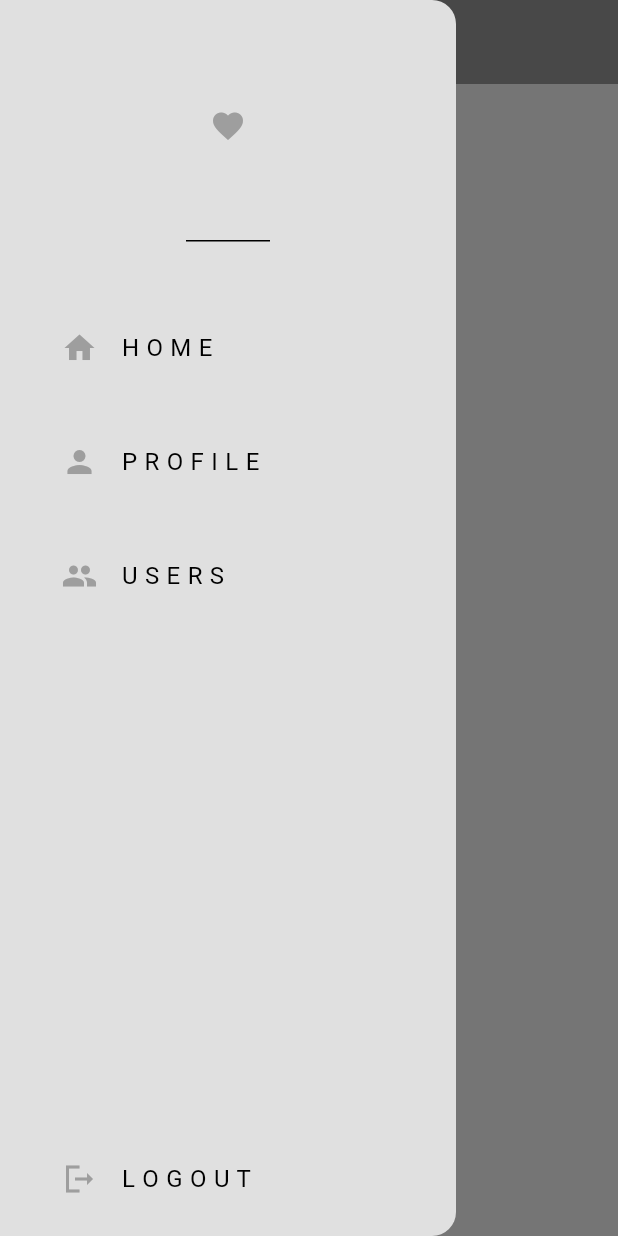
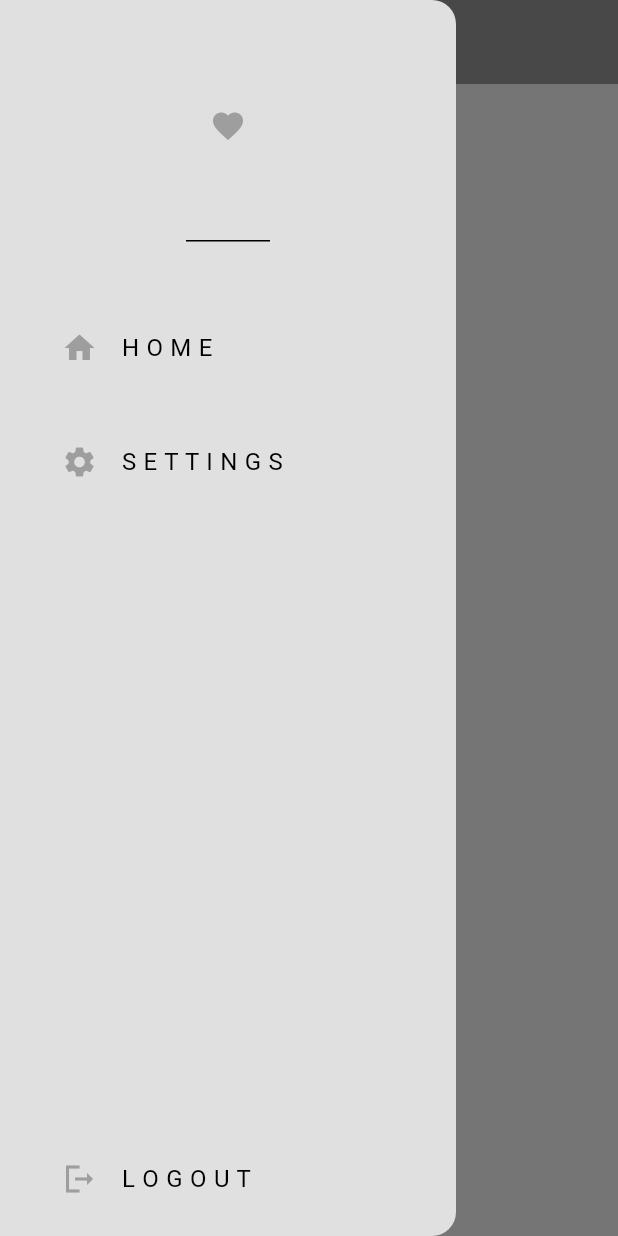
Before and after one commit to aiibd3/chat-app, a Flutter app: the screen it shows once a user with an empty profile is signed in, with the side drawer open, on a phone screen of 412 x 824 dp. Run offline on Flutter 3.47's test engine with Material 3 defaults, Android fonts, the phone set to English and light mode, and no system bars; our stand-ins replace cloud_firestore, firebase_auth, firebase_core, logger; accounts and stored records are empty; network calls fail.

```diff
--- a/lib/main.dart
+++ b/lib/main.dart
@@ -1,12 +1,13 @@
-import 'package:chat_app/auth/auth_page.dart';
+
 import 'package:chat_app/pages/home_page.dart';
-import 'package:chat_app/pages/profile_page.dart';
-import 'package:chat_app/pages/users_page.dart';
+
+import 'package:chat_app/services/auth/auth_gate.dart';
+import 'package:chat_app/services/auth/login_or_register.dart';
 import 'package:chat_app/theme/dark_mode.dart';
 import 'package:chat_app/theme/light_mode.dart';
 import 'package:firebase_core/firebase_core.dart';
 import 'package:flutter/material.dart';
-import 'auth/login_or_register.dart';
+
 import 'firebase_options.dart';
 
 void main() async {
@@ -27,12 +28,10 @@ class MyApp extends StatelessWidget {
       debugShowCheckedModeBanner: false,
       theme: lightMode,
       darkTheme: darkMode,
-      home: const AuthPage(),
+      home: const AuthGate(),
       routes: {
         '/login_or_register': (context) => const LoginOrRegister(),
-        '/home_page': (context) => const HomePage(),
-        '/profile_page': (context) => const ProfilePage(),
-        '/users_page': (context) => const UsersPage(),
+        '/home_page': (context) =>  HomePage(),
       },
     );
   }
--- a/lib/pages/home_page.dart
+++ b/lib/pages/home_page.dart
@@ -1,10 +1,14 @@
+import 'package:chat_app/services/chat/chat_services.dart';
 import 'package:flutter/material.dart';
 
+import '../component/user_tile.dart';
+import 'chat_page.dart';
 import 'my_drawer.dart';
 
 class HomePage extends StatelessWidget {
-  const HomePage({super.key});
+  HomePage({super.key});
 
+  final ChatServices chatServices = ChatServices();
 
 
   @override
@@ -15,9 +19,57 @@ class HomePage extends StatelessWidget {
         backgroundColor: Theme.of(context).colorScheme.inversePrimary,
         elevation: 0.0,
         centerTitle: true,
-
       ),
       drawer: MyDrawer(),
+      body: _buildUserList(),
+    );
+  }
+
+  Widget _buildUserList() {
+    return StreamBuilder(
+      stream: chatServices.getUserMessages(),
+      builder: (context, snapshot) {
+        // error handling
+        if (snapshot.hasError) {
+          return const Center(
+            child: Text('Error loading users'),
+          );
+        }
+
+        /// loading indicator
+        if (snapshot.connectionState == ConnectionState.waiting) {
+          return const Center(
+            child: CircularProgressIndicator(),
+          );
+        }
+
+        // return a list of users
+        return ListView(
+          children: snapshot.data!
+              .map<Widget>((userData) => _buildUserListItem(
+            userData,
+            context,
+          ))
+              .toList(),
+        );
+      },
+    );
+  }
+
+  Widget _buildUserListItem(
+      Map<String, dynamic> userData, BuildContext context) {
+
+    return UserTile(
+      text: userData['username'],
+      onTap: (){
+
+        Navigator.push(
+          context,
+          MaterialPageRoute(builder: (context) => ChatPage(
+            receiverEmail: userData['email'],
+          )),
+        );
+      },
     );
   }
 }
--- a/lib/pages/my_drawer.dart
+++ b/lib/pages/my_drawer.dart
@@ -1,3 +1,4 @@
+import 'package:chat_app/pages/setting_page.dart';
 import 'package:firebase_auth/firebase_auth.dart';
 import 'package:flutter/material.dart';
 
@@ -49,35 +50,20 @@ class MyDrawer extends StatelessWidget {
                     Navigator.pop(context);
 
                     // Navigate to profile page
-                    Navigator.pushNamed(context, '/profile_page');
+                    Navigator.push(
+                        context,
+                        MaterialPageRoute(
+                            builder: (context) => const SettingPage()));
                   },
                   leading: Icon(
-                    Icons.person,
+                    Icons.settings,
                     color: Theme.of(context).colorScheme.inversePrimary,
                   ),
-                  title: const Text('P R O F I L E'),
-                ),
-              ),
-              Padding(
-                padding: const EdgeInsets.symmetric(
-                    horizontal: 25.0, vertical: 10.0),
-                child: ListTile(
-                  onTap: () {
-                    Navigator.pop(context);
-
-                    // Navigate to profile page
-                    Navigator.pushNamed(context, '/users_page');
-                  },
-                  leading: Icon(
-                    Icons.group,
-                    color: Theme.of(context).colorScheme.inversePrimary,
-                  ),
-                  title: const Text('U S E R S'),
+                  title: const Text('S E T T I N G S'),
                 ),
               ),
             ],
           ),
-
           Padding(
             padding:
                 const EdgeInsets.symmetric(horizontal: 25.0, vertical: 10.0),
--- a/lib/auth/auth_page.dart
+++ b/lib/services/auth/auth_gate.dart
@@ -1,12 +1,11 @@
-import 'package:chat_app/auth/login_or_register.dart';
 import 'package:chat_app/pages/home_page.dart';
 import 'package:firebase_auth/firebase_auth.dart';
 import 'package:flutter/material.dart';
 
-import '../pages/login_page.dart';
+import 'login_or_register.dart';
 
-class AuthPage extends StatelessWidget {
-  const AuthPage({super.key});
+class AuthGate extends StatelessWidget {
+  const AuthGate({super.key});
 
   @override
   Widget build(BuildContext context) {
@@ -19,7 +18,7 @@ class AuthPage extends StatelessWidget {
                 child: CircularProgressIndicator(),
               );
             } else if (snapshot.hasData) {
-              return const HomePage(); // Replace with your login page widget
+              return  HomePage(); // Replace with your login page widget
             } else {
               return const LoginOrRegister(); // Replace with your register page widget
             }
--- a/lib/auth/login_or_register.dart
+++ b/lib/services/auth/login_or_register.dart
@@ -1,7 +1,8 @@
 import 'package:flutter/material.dart';
 
-import '../pages/login_page.dart';
-import '../pages/register_page.dart';
+import '../../pages/login_page.dart';
+import '../../pages/register_page.dart';
+
 
 class LoginOrRegister extends StatefulWidget {
   const LoginOrRegister({super.key});
--- /dev/null
+++ b/lib/services/chat/chat_services.dart
@@ -0,0 +1,26 @@
+import 'package:cloud_firestore/cloud_firestore.dart';
+
+class ChatServices {
+  //todo : get instance of firestore
+  final FirebaseFirestore firestore = FirebaseFirestore.instance;
+
+  // todo : get user stream
+  /*<List<Map<String, dynamic>>>
+  * {
+  * 'email' : 'hamoud@gmail.com',
+  * 'id ': '1',
+  * } */
+  Stream<List<Map<String, dynamic>>> getUserMessages() {
+    return firestore.collection('users').snapshots().map((snapshots) {
+      return snapshots.docs.map((doc) {
+        final user = doc.data();
+
+        return user;
+      }).toList();
+    });
+  }
+
+// todo : send message
+
+// todo : get message
+}
--- a/pubspec.yaml
+++ b/pubspec.yaml
@@ -38,6 +38,7 @@ dependencies:
   firebase_core: ^2.7.0
   firebase_auth: ^4.4.1
   logger:
+  cloud_firestore:
 
 dev_dependencies:
   flutter_test:
```
Also changed, not shown: lib/component/user_tile.dart (added, +36 -0 lines), lib/pages/chat_page.dart (added, +16 -0 lines), lib/pages/login_page.dart (+12 -32 lines), lib/pages/profile_page.dart (deleted, +0 -17 lines), lib/pages/register_page.dart (+25 -38 lines), lib/pages/setting_page.dart (added, +16 -0 lines), lib/pages/users_page.dart (deleted, +0 -16 lines), lib/services/auth/auth_service.dart (added, +35 -0 lines), pubspec.lock.
